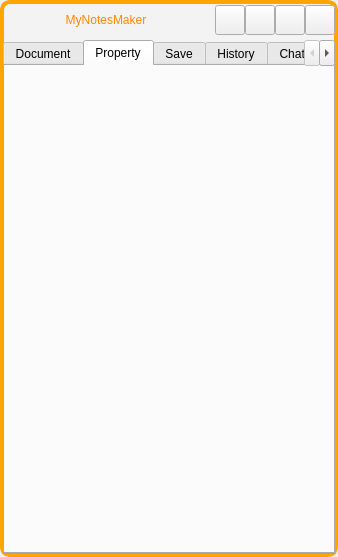
This is MyNotesMaker/MyNotesMaker/mainwindow.ui in pvasya/OOOP as Qt 5 draws it before an edit. The edited form follows.
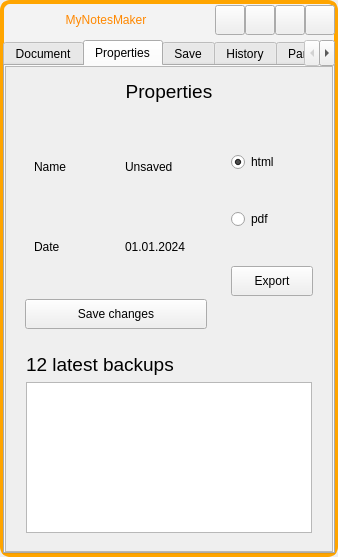
This is the edited form. The open tabs and pages were chosen to show the change. Icons and pictures are not drawn.

What changed in the file:
```diff
--- a/MyNotesMaker/MyNotesMaker/mainwindow.ui
+++ b/MyNotesMaker/MyNotesMaker/mainwindow.ui
@@ -377,8 +377,289 @@
                       <normaloff>:/img/img/info_FILL0_wght400_GRAD0_opsz24.svg</normaloff>:/img/img/info_FILL0_wght400_GRAD0_opsz24.svg</iconset>
                     </attribute>
                     <attribute name="title">
-                     <string>Property</string>
+                     <string>Properties</string>
                     </attribute>
+                    <layout class="QVBoxLayout" name="verticalLayout_10">
+                     <property name="leftMargin">
+                      <number>0</number>
+                     </property>
+                     <property name="topMargin">
+                      <number>0</number>
+                     </property>
+                     <property name="rightMargin">
+                      <number>0</number>
+                     </property>
+                     <property name="bottomMargin">
+                      <number>0</number>
+                     </property>
+                     <item>
+                      <widget class="QScrollArea" name="scrollArea_2">
+                       <property name="widgetResizable">
+                        <bool>true</bool>
+                       </property>
+                       <widget class="QWidget" name="scrollAreaWidgetContents_3">
+                        <property name="geometry">
+                         <rect>
+                          <x>0</x>
+                          <y>0</y>
+                          <width>329</width>
+                          <height>458</height>
+                         </rect>
+                        </property>
+                        <layout class="QVBoxLayout" name="verticalLayout_16">
+                         <property name="leftMargin">
+                          <number>0</number>
+                         </property>
+                         <property name="topMargin">
+                          <number>0</number>
+                         </property>
+                         <property name="rightMargin">
+                          <number>0</number>
+                         </property>
+                         <property name="bottomMargin">
+                          <number>0</number>
+                         </property>
+                         <item alignment="Qt::AlignTop">
+                          <widget class="QWidget" name="widget_7" native="true">
+                           <layout class="QVBoxLayout" name="verticalLayout_22">
+                            <item>
+                             <widget class="QLabel" name="label_7">
+                              <property name="minimumSize">
+                               <size>
+                                <width>0</width>
+                                <height>30</height>
+                               </size>
+                              </property>
+                              <property name="maximumSize">
+                               <size>
+                                <width>16777215</width>
+                                <height>30</height>
+                               </size>
+                              </property>
+                              <property name="font">
+                               <font>
+                                <pointsize>14</pointsize>
+                               </font>
+                              </property>
+                              <property name="text">
+                               <string>Properties</string>
+                              </property>
+                              <property name="alignment">
+                               <set>Qt::AlignCenter</set>
+                              </property>
+                             </widget>
+                            </item>
+                            <item alignment="Qt::AlignHCenter|Qt::AlignTop">
+                             <widget class="QWidget" name="widget_14" native="true">
+                              <property name="minimumSize">
+                               <size>
+                                <width>0</width>
+                                <height>226</height>
+                               </size>
+                              </property>
+                              <property name="maximumSize">
+                               <size>
+                                <width>16777215</width>
+                                <height>226</height>
+                               </size>
+                              </property>
+                              <layout class="QHBoxLayout" name="horizontalLayout_8">
+                               <property name="leftMargin">
+                                <number>0</number>
+                               </property>
+                               <property name="topMargin">
+                                <number>0</number>
+                               </property>
+                               <property name="rightMargin">
+                                <number>0</number>
+                               </property>
+                               <property name="bottomMargin">
+                                <number>0</number>
+                               </property>
+                               <item>
+                                <widget class="QWidget" name="widget_15" native="true">
+                                 <property name="minimumSize">
+                                  <size>
+                                   <width>200</width>
+                                   <height>0</height>
+                                  </size>
+                                 </property>
+                                 <property name="maximumSize">
+                                  <size>
+                                   <width>200</width>
+                                   <height>16777215</height>
+                                  </size>
+                                 </property>
+                                 <layout class="QVBoxLayout" name="verticalLayout_18">
+                                  <item>
+                                   <widget class="QWidget" name="widget_16" native="true">
+                                    <layout class="QHBoxLayout" name="horizontalLayout_9">
+                                     <property name="spacing">
+                                      <number>0</number>
+                                     </property>
+                                     <property name="leftMargin">
+                                      <number>0</number>
+                                     </property>
+                                     <property name="topMargin">
+                                      <number>0</number>
+                                     </property>
+                                     <property name="rightMargin">
+                                      <number>0</number>
+                                     </property>
+                                     <property name="bottomMargin">
+                                      <number>0</number>
+                                     </property>
+                                     <item>
+                                      <widget class="QWidget" name="widget_17" native="true">
+                                       <layout class="QVBoxLayout" name="verticalLayout_19">
+                                        <item>
+                                         <widget class="QLabel" name="label_11">
+                                          <property name="text">
+                                           <string>Name</string>
+                                          </property>
+                                         </widget>
+                                        </item>
+                                        <item>
+                                         <widget class="QLabel" name="label_12">
+                                          <property name="text">
+                                           <string>Date</string>
+                                          </property>
+                                         </widget>
+                                        </item>
+                                       </layout>
+                                      </widget>
+                                     </item>
+                                     <item>
+                                      <widget class="QWidget" name="widget_18" native="true">
+                                       <layout class="QVBoxLayout" name="verticalLayout_20">
+                                        <item>
+                                         <widget class="QLabel" name="label_13">
+                                          <property name="text">
+                                           <string>Unsaved</string>
+                                          </property>
+                                         </widget>
+                                        </item>
+                                        <item>
+                                         <widget class="QLabel" name="label_14">
+                                          <property name="text">
+                                           <string>01.01.2024</string>
+                                          </property>
+                                         </widget>
+                                        </item>
+                                       </layout>
+                                      </widget>
+                                     </item>
+                                    </layout>
+                                   </widget>
+                                  </item>
+                                  <item>
+                                   <widget class="QPushButton" name="pushButton_3">
+                                    <property name="minimumSize">
+                                     <size>
+                                      <width>0</width>
+                                      <height>30</height>
+                                     </size>
+                                    </property>
+                                    <property name="text">
+                                     <string>Save changes</string>
+                                    </property>
+                                   </widget>
+                                  </item>
+                                 </layout>
+                                </widget>
+                               </item>
+                               <item>
+                                <widget class="QWidget" name="widget_19" native="true">
+                                 <property name="minimumSize">
+                                  <size>
+                                   <width>100</width>
+                                   <height>0</height>
+                                  </size>
+                                 </property>
+                                 <property name="maximumSize">
+                                  <size>
+                                   <width>100</width>
+                                   <height>16777215</height>
+                                  </size>
+                                 </property>
+                                 <layout class="QVBoxLayout" name="verticalLayout_21">
+                                  <item>
+                                   <widget class="QRadioButton" name="radioButton_3">
+                                    <property name="text">
+                                     <string>html</string>
+                                    </property>
+                                    <property name="checked">
+                                     <bool>true</bool>
+                                    </property>
+                                   </widget>
+                                  </item>
+                                  <item>
+                                   <widget class="QRadioButton" name="radioButton_4">
+                                    <property name="text">
+                                     <string>pdf</string>
+                                    </property>
+                                   </widget>
+                                  </item>
+                                  <item>
+                                   <widget class="QPushButton" name="pushButton_4">
+                                    <property name="minimumSize">
+                                     <size>
+                                      <width>0</width>
+                                      <height>30</height>
+                                     </size>
+                                    </property>
+                                    <property name="text">
+                                     <string>Export</string>
+                                    </property>
+                                   </widget>
+                                  </item>
+                                 </layout>
+                                </widget>
+                               </item>
+                              </layout>
+                             </widget>
+                            </item>
+                            <item alignment="Qt::AlignHCenter|Qt::AlignTop">
+                             <widget class="QWidget" name="widget_8" native="true">
+                              <property name="minimumSize">
+                               <size>
+                                <width>304</width>
+                                <height>0</height>
+                               </size>
+                              </property>
+                              <property name="maximumSize">
+                               <size>
+                                <width>304</width>
+                                <height>16777215</height>
+                               </size>
+                              </property>
+                              <layout class="QVBoxLayout" name="verticalLayout_17">
+                               <item>
+                                <widget class="QLabel" name="label_10">
+                                 <property name="font">
+                                  <font>
+                                   <pointsize>14</pointsize>
+                                  </font>
+                                 </property>
+                                 <property name="text">
+                                  <string>12 latest backups</string>
+                                 </property>
+                                </widget>
+                               </item>
+                               <item>
+                                <widget class="QListView" name="listView_2"/>
+                               </item>
+                              </layout>
+                             </widget>
+                            </item>
+                           </layout>
+                          </widget>
+                         </item>
+                        </layout>
+                       </widget>
+                      </widget>
+                     </item>
+                    </layout>
                    </widget>
                    <widget class="QWidget" name="Save">
                     <attribute name="icon">
@@ -404,7 +685,7 @@
                       <normaloff>:/img/img/chat_FILL0_wght400_GRAD0_opsz24.svg</normaloff>:/img/img/chat_FILL0_wght400_GRAD0_opsz24.svg</iconset>
                     </attribute>
                     <attribute name="title">
-                     <string>ChatGPT</string>
+                     <string>Particle Life</string>
                     </attribute>
                    </widget>
                   </widget>
```
Left out of the diff: 81 changed lines with no effect on the pictures.
